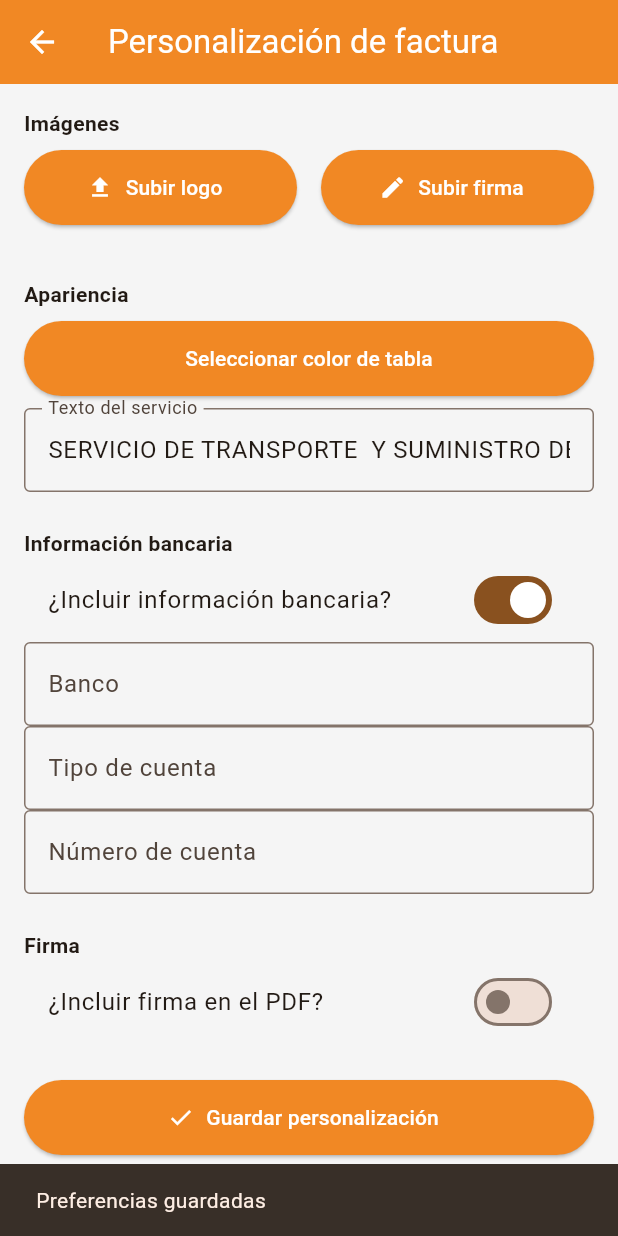
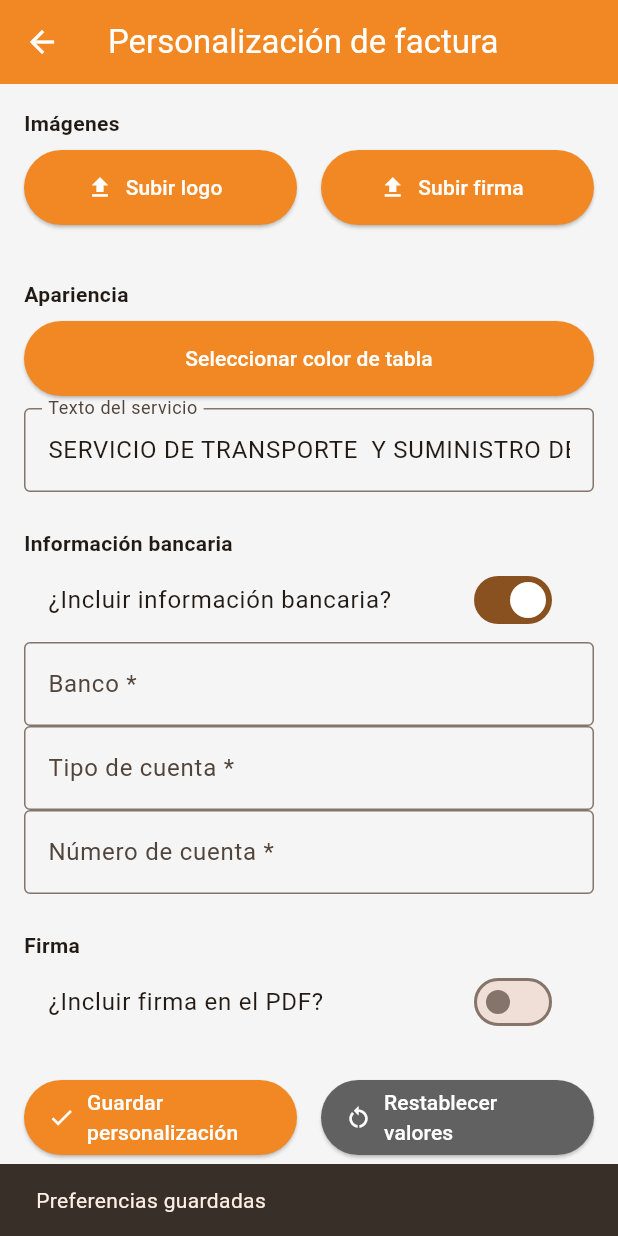
Before and after one commit to Alejandro-OB/Volco, a Flutter app: the InvoiceCustomizationScreen screen opened directly, after a tap on "¿Incluir información bancaria?", after a tap on "Guardar personalización", on a phone screen of 412 x 824 dp. Run offline on Flutter 3.47's test engine with Material 3 defaults, Android fonts, the phone set to English and light mode, and no system bars; our stand-ins replace file_picker, flutter_colorpicker, flutter_speed_dial, google_fonts, hive, hive_flutter and 2 more; accounts and stored records are empty.

Commit message:
Ajustes en la factura

```diff
--- a/lib/screens/invoice_customization_screen.dart
+++ b/lib/screens/invoice_customization_screen.dart
@@ -1,4 +1,3 @@
-//import 'dart:typed_data';
 import 'package:flutter/material.dart';
 import 'package:hive/hive.dart';
 import 'package:file_picker/file_picker.dart';
@@ -15,8 +14,9 @@ class InvoiceCustomizationScreen extends StatefulWidget {
 class _InvoiceCustomizationScreenState extends State<InvoiceCustomizationScreen> {
   late InvoicePreferences _prefs;
   bool _loading = true;
+  bool _hasUnsavedChanges = false;
 
-  final _bankController = TextEditingController();
+  final _bankNameController = TextEditingController();
   final _accountTypeController = TextEditingController();
   final _accountNumberController = TextEditingController();
   final _serviceTextController = TextEditingController();
@@ -27,39 +27,31 @@ class _InvoiceCustomizationScreenState extends State<InvoiceCustomizationScreen>
     _loadPreferences();
   }
 
-  @override
-  void dispose() {
-    _bankController.dispose();
-    _accountTypeController.dispose();
-    _accountNumberController.dispose();
-    _serviceTextController.dispose();
-    super.dispose();
-  }
-
   Future<void> _loadPreferences() async {
     final box = await Hive.openBox<InvoicePreferences>('invoicePreferences');
     final storedPrefs = box.get('prefs');
     _prefs = storedPrefs ?? InvoicePreferences.defaultValues();
-    _bankController.text = _prefs.bankName ?? '';
-    _accountTypeController.text = _prefs.accountType ?? '';
-    _accountNumberController.text = _prefs.accountNumber ?? '';
-    _serviceTextController.text = _prefs.serviceText ?? '';
+
+    _bankNameController.text = _prefs.bankName;
+    _accountTypeController.text = _prefs.accountType;
+    _accountNumberController.text = _prefs.accountNumber;
+    _serviceTextController.text = _prefs.serviceText;
+
     setState(() => _loading = false);
   }
 
   Future<void> _savePreferences() async {
-    _prefs.bankName = _bankController.text;
-    _prefs.accountType = _accountTypeController.text;
-    _prefs.accountNumber = _accountNumberController.text;
-    _prefs.serviceText = _serviceTextController.text;
-
     final box = await Hive.openBox<InvoicePreferences>('invoicePreferences');
     await box.put('prefs', _prefs);
+    setState(() => _hasUnsavedChanges = false);
     ScaffoldMessenger.of(context).showSnackBar(const SnackBar(content: Text('Preferencias guardadas')));
   }
 
   Future<void> _pickImage({required bool isLogo}) async {
-    final result = await FilePicker.platform.pickFiles(type: FileType.image, withData: true);
+    final result = await FilePicker.platform.pickFiles(
+      type: FileType.image,
+      withData: true,
+    );
     if (result != null && result.files.single.bytes != null) {
       setState(() {
         if (isLogo) {
@@ -67,6 +59,7 @@ class _InvoiceCustomizationScreenState extends State<InvoiceCustomizationScreen>
         } else {
           _prefs.signatureBytes = result.files.single.bytes;
         }
+        _hasUnsavedChanges = true;
       });
     }
   }
@@ -78,6 +71,7 @@ class _InvoiceCustomizationScreenState extends State<InvoiceCustomizationScreen>
       } else {
         _prefs.signatureBytes = null;
       }
+      _hasUnsavedChanges = true;
     });
   }
 
@@ -89,7 +83,12 @@ class _InvoiceCustomizationScreenState extends State<InvoiceCustomizationScreen>
         content: SingleChildScrollView(
           child: ColorPicker(
             pickerColor: _prefs.tableColor,
-            onColorChanged: (color) => setState(() => _prefs.tableColorValue = color.value),
+            onColorChanged: (color) {
+              setState(() {
+                _prefs.tableColorValue = color.value;
+                _hasUnsavedChanges = true;
+              });
+            },
           ),
         ),
         actions: [
@@ -102,19 +101,51 @@ class _InvoiceCustomizationScreenState extends State<InvoiceCustomizationScreen>
     );
   }
 
+  void _resetDefaults() {
+    setState(() {
+      _prefs = InvoicePreferences.defaultValues();
+      _bankNameController.text = _prefs.bankName;
+      _accountTypeController.text = _prefs.accountType;
+      _accountNumberController.text = _prefs.accountNumber;
+      _serviceTextController.text = _prefs.serviceText;
+      _hasUnsavedChanges = true;
+    });
+  }
+
+  Future<bool> _onWillPop() async {
+    if (_hasUnsavedChanges) {
+      final confirm = await showDialog<bool>(
+        context: context,
+        builder: (context) => AlertDialog(
+          title: const Text('Cambios no guardados'),
+          content: const Text('¿Deseas salir sin guardar los cambios?'),
+          actions: [
+            TextButton(onPressed: () => Navigator.pop(context, false), child: const Text('Cancelar')),
+            TextButton(onPressed: () => Navigator.pop(context, true), child: const Text('Salir')),
+          ],
+        ),
+      );
+      return confirm ?? false;
+    }
+    return true;
+  }
+
   @override
   Widget build(BuildContext context) {
     if (_loading) {
       return const Scaffold(body: Center(child: CircularProgressIndicator()));
     }
 
-    return Scaffold(
+    return WillPopScope(
+      onWillPop: _onWillPop,
+      child: Scaffold(
         appBar: AppBar(title: const Text('Personalización de factura')),
         body: ListView(
           padding: const EdgeInsets.all(16),
           children: [
             const Text('Imágenes', style: TextStyle(fontWeight: FontWeight.bold)),
             const SizedBox(height: 8),
+
             Row(
               children: [
                 Expanded(
@@ -128,13 +159,15 @@ class _InvoiceCustomizationScreenState extends State<InvoiceCustomizationScreen>
                 Expanded(
                   child: ElevatedButton.icon(
                     onPressed: () => _pickImage(isLogo: false),
-                  icon: const Icon(Icons.edit),
+                    icon: const Icon(Icons.upload),
                     label: const Text('Subir firma'),
                   ),
                 ),
               ],
             ),
+
             const SizedBox(height: 12),
+
             Row(
               children: [
                 if (_prefs.logoBytes != null)
@@ -144,10 +177,7 @@ class _InvoiceCustomizationScreenState extends State<InvoiceCustomizationScreen>
                         const Text('Logo'),
                         const SizedBox(height: 4),
                         Image.memory(_prefs.logoBytes!, height: 80),
-                      TextButton(
-                        onPressed: () => _deleteImage(isLogo: true),
-                        child: const Text('Eliminar'),
-                      )
+                        TextButton(onPressed: () => _deleteImage(isLogo: true), child: const Text('Eliminar')),
                       ],
                     ),
                   ),
@@ -158,15 +188,13 @@ class _InvoiceCustomizationScreenState extends State<InvoiceCustomizationScreen>
                         const Text('Firma'),
                         const SizedBox(height: 4),
                         Image.memory(_prefs.signatureBytes!, height: 80),
-                      TextButton(
-                        onPressed: () => _deleteImage(isLogo: false),
-                        child: const Text('Eliminar'),
-                      )
+                        TextButton(onPressed: () => _deleteImage(isLogo: false), child: const Text('Eliminar')),
                       ],
                     ),
                   ),
               ],
             ),
+
             const SizedBox(height: 24),
             const Text('Apariencia', style: TextStyle(fontWeight: FontWeight.bold)),
             const SizedBox(height: 8),
@@ -178,43 +206,83 @@ class _InvoiceCustomizationScreenState extends State<InvoiceCustomizationScreen>
             TextField(
               decoration: const InputDecoration(labelText: 'Texto del servicio'),
               controller: _serviceTextController,
+              onChanged: (value) {
+                _prefs.serviceText = value;
+                _hasUnsavedChanges = true;
+              },
             ),
+
             const SizedBox(height: 24),
             const Text('Información bancaria', style: TextStyle(fontWeight: FontWeight.bold)),
             SwitchListTile(
               title: const Text('¿Incluir información bancaria?'),
               value: _prefs.showBankInfo,
-            onChanged: (value) => setState(() => _prefs.showBankInfo = value),
+              onChanged: (value) => setState(() {
+                _prefs.showBankInfo = value;
+                _hasUnsavedChanges = true;
+              }),
             ),
             if (_prefs.showBankInfo) ...[
               TextField(
-              decoration: const InputDecoration(labelText: 'Banco'),
-              controller: _bankController,
+                decoration: const InputDecoration(labelText: 'Banco *'),
+                controller: _bankNameController,
+                onChanged: (value) {
+                  _prefs.bankName = value;
+                  _hasUnsavedChanges = true;
+                },
               ),
               TextField(
-              decoration: const InputDecoration(labelText: 'Tipo de cuenta'),
+                decoration: const InputDecoration(labelText: 'Tipo de cuenta *'),
                 controller: _accountTypeController,
+                onChanged: (value) {
+                  _prefs.accountType = value;
+                  _hasUnsavedChanges = true;
+                },
               ),
               TextField(
-              decoration: const InputDecoration(labelText: 'Número de cuenta'),
+                decoration: const InputDecoration(labelText: 'Número de cuenta *'),
                 controller: _accountNumberController,
-              keyboardType: TextInputType.number,
+                onChanged: (value) {
+                  _prefs.accountNumber = value;
+                  _hasUnsavedChanges = true;
+                },
               ),
             ],
+
             const SizedBox(height: 24),
             const Text('Firma', style: TextStyle(fontWeight: FontWeight.bold)),
             SwitchListTile(
               title: const Text('¿Incluir firma en el PDF?'),
               value: _prefs.showSignature,
-            onChanged: (value) => setState(() => _prefs.showSignature = value),
+              onChanged: (value) => setState(() {
+                _prefs.showSignature = value;
+                _hasUnsavedChanges = true;
+              }),
             ),
+
             const SizedBox(height: 24),
-          ElevatedButton.icon(
+            Row(
+              children: [
+                Expanded(
+                  child: ElevatedButton.icon(
                     onPressed: _savePreferences,
                     icon: const Icon(Icons.check),
                     label: const Text('Guardar personalización'),
                   ),
+                ),
+                const SizedBox(width: 16),
+                Expanded(
+                  child: ElevatedButton.icon(
+                    onPressed: _resetDefaults,
+                    icon: const Icon(Icons.restart_alt),
+                    label: const Text('Restablecer valores'),
+                    style: ElevatedButton.styleFrom(backgroundColor: Colors.grey[700]),
+                  ),
+                ),
               ],
+            ),
+          ],
+        ),
       ),
     );
   }
```
Lines whose indentation alone changed are shown as unchanged.
